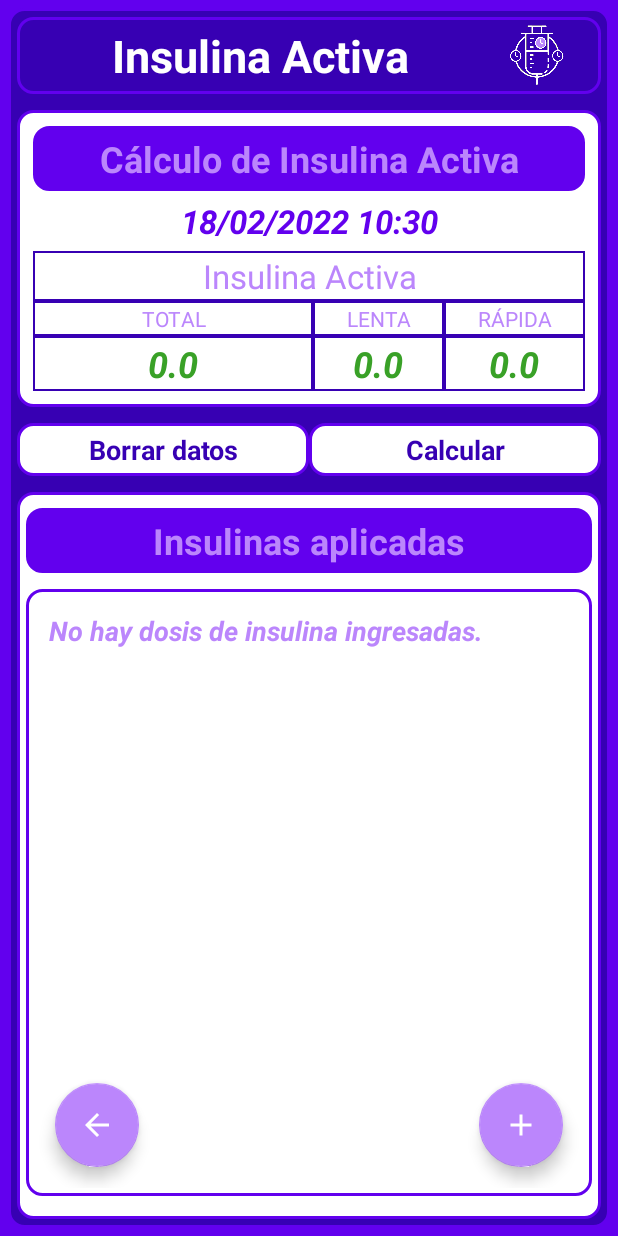
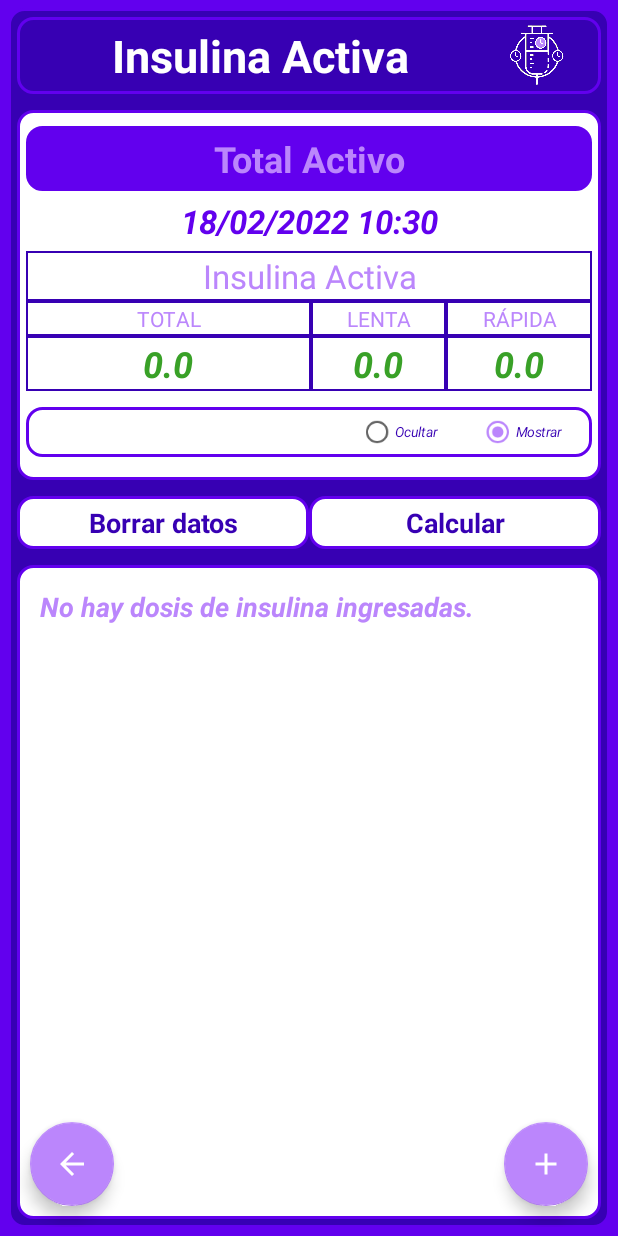
Before and after one commit to lailatan/Android_Calc_Insulina_Activa, an Android app: the InsulinaActivaCalcularActivity screen opened directly, with no data from a screen before it, on a phone screen of 412 x 824 dp. Run offline under Robolectric (Android 15) with nearby library versions, the phone set to English and light mode, and no system bars.

Commit message:
Arreglos esteticos

```diff
--- a/app/src/main/java/com/lailatan/calc_insulina_activa/InsulinaActivaActivity.java
+++ b/app/src/main/java/com/lailatan/calc_insulina_activa/InsulinaActivaActivity.java
@@ -404,13 +404,11 @@ public class InsulinaActivaActivity extends AppCompatActivity {
 
     public void clickConsultaRatio(View view) {
         Toast toast = Toast.makeText(this,R.string.ratio_msg,Toast.LENGTH_LONG);
-        toast.setGravity(Gravity.TOP|Gravity.LEFT, 100, 100);
         toast.show();
     }
 
     public void clickConsultaGrCH(View view) {
         Toast toast = Toast.makeText(this,R.string.carbs_msg,Toast.LENGTH_LONG);
-        toast.setGravity(Gravity.TOP|Gravity.LEFT, 0, 0);
         toast.show();
     }
 }
--- a/app/src/main/java/com/lailatan/calc_insulina_activa/InsulinaActivaAdapter.java
+++ b/app/src/main/java/com/lailatan/calc_insulina_activa/InsulinaActivaAdapter.java
@@ -79,12 +79,12 @@ public class InsulinaActivaAdapter extends ArrayAdapter<InsulinaActiva> {
                 if (tiempoRestante > 180) {
                     double valorhoras = Math.round((tiempoRestante / 60.0) * 100.0) / 100.0; //solo 2 decimales
                     String tiempoTxt = context.getString(R.string.hours_short);
-                    tiempoActivaTV.setText(String.format("  %s%s ", Double.toString(valorhoras), tiempoTxt));
+                    tiempoActivaTV.setText(String.format(" %s%s ", Double.toString(valorhoras), tiempoTxt));
                 } else {
                     String tiempoTxt = context.getString(R.string.minutes_short);
-                    tiempoActivaTV.setText(String.format("  %s %s ", tiempoRestante.toString(), tiempoTxt));
+                    tiempoActivaTV.setText(String.format(" %s %s ", tiempoRestante.toString(), tiempoTxt));
                 }
-                unidadesActivaTV.setText(String.format(" %s %s / ", unidadesRestante.toString(), unidadesTxt));
+                unidadesActivaTV.setText(String.format(" %s %s /", unidadesRestante.toString(), unidadesTxt));
                 insulinaActivaLL.setVisibility(View.VISIBLE);
             } else {
                 activaTV.setTextColor(Color.parseColor(context.getString(R.string.color_inactive)));
--- a/app/src/main/java/com/lailatan/calc_insulina_activa/InsulinaActivaCalcularActivity.java
+++ b/app/src/main/java/com/lailatan/calc_insulina_activa/InsulinaActivaCalcularActivity.java
@@ -15,7 +15,9 @@ import android.os.Looper;
 import android.util.Log;
 import android.view.View;
 import android.widget.AdapterView;
+import android.widget.LinearLayout;
 import android.widget.ListView;
+import android.widget.RadioButton;
 import android.widget.TextView;
 import android.widget.Toast;
 
@@ -142,6 +144,7 @@ public class InsulinaActivaCalcularActivity extends AppCompatActivity {
                             insulinaLentaTotalTV.setText("");
                             insulinaRapidaTotalTV.setText("");
                             insulinaActivaLV.setAdapter(null);
+                            MostrarTotales(1);
                             insuActivaHelper.eliminarTodasInsulinaActiva();
                             if (Utils.cargarConfigRecibirNotificaciones(InsulinaActivaCalcularActivity.this))
                                 Utils.borrarTodasAlarmasInsulinaActiva(getApplicationContext(), listaDeInsulinaActivas);
@@ -166,11 +169,13 @@ public class InsulinaActivaCalcularActivity extends AppCompatActivity {
             insulinaTotalTV.setText("");
             insulinaLentaTotalTV.setText("");
             insulinaRapidaTotalTV.setText("");
+            MostrarTotales(1);
         }
     }
 
     @RequiresApi(api = Build.VERSION_CODES.O)
     public void clickCalcular(View view) {
+        MostrarTotales(1);
         calcularInsulinaActiva();
     }
 
@@ -210,4 +215,24 @@ public class InsulinaActivaCalcularActivity extends AppCompatActivity {
         handler.removeCallbacks(runnable);
     }
 
+    public void clickMostrarTotales(View view) {
+        Utils.hideKeyboard(this);
+        MostrarTotales(Integer.parseInt(((RadioButton)view).getTag().toString()   ));
+    }
+
+    private void MostrarTotales(Integer tag) {
+        LinearLayout tituloLL=findViewById(R.id.tituloLL);
+        LinearLayout tablaLL=findViewById(R.id.tablaLL);
+        if (tag==0) {
+            tituloLL.setVisibility(View.GONE);
+            tablaLL.setVisibility(View.GONE);
+            ((RadioButton)findViewById(R.id.ocultarRB)).setChecked(true);
+
+        } else{
+            tituloLL.setVisibility(View.VISIBLE);
+            tablaLL.setVisibility(View.VISIBLE);
+            ((RadioButton)findViewById(R.id.mostrarRB)).setChecked(true);
+        }
+    }
+
 }
--- a/app/src/main/java/com/lailatan/calc_insulina_activa/InsulinaActivity.java
+++ b/app/src/main/java/com/lailatan/calc_insulina_activa/InsulinaActivity.java
@@ -231,5 +231,7 @@ public class InsulinaActivity extends AppCompatActivity {
 
         duracionMinET.setVisibility(minutosRB.isChecked() ? View.VISIBLE : View.GONE);
         duracionHorET.setVisibility(horasRB.isChecked() ? View.VISIBLE : View.GONE);
+        if (horasRB.isChecked()) duracionHorET.requestFocus();
+        else  duracionMinET.requestFocus();
     }
 }
--- a/app/src/main/java/com/lailatan/calc_insulina_activa/MainActivity.java
+++ b/app/src/main/java/com/lailatan/calc_insulina_activa/MainActivity.java
@@ -103,8 +103,7 @@ public class MainActivity extends AppCompatActivity {
                 ActivityCompat.requestPermissions(this, new String[]{Manifest.permission.WRITE_EXTERNAL_STORAGE}, 225);
             else {
                 Utils.guardarConfigBackupArchivo(this, true);
-                String path = Environment.getExternalStoragePublicDirectory(Environment.DIRECTORY_DOCUMENTS) + "/" + getString(R.string.app_name) + "/";
-                String path_usuario = path.split("/0/")[1];
+                String path_usuario = Utils.DeterminarPathArchivoSegunVersionAndroidCorto(this);
                 Toast.makeText(this, getString(R.string.backup_path) + path_usuario, Toast.LENGTH_LONG).show();
             }
         }else {
--- a/app/src/main/res/layout/activity_insulina_activa.xml
+++ b/app/src/main/res/layout/activity_insulina_activa.xml
@@ -198,7 +198,7 @@
 
                                 <LinearLayout
                                     android:layout_width="0dp"
-                                    android:layout_weight="0.7"
+                                    android:layout_weight="0.5"
                                     android:layout_height="wrap_content"
                                     android:layout_marginLeft="5dp"
                                     android:layout_marginRight="5dp"
@@ -218,7 +218,7 @@
                                 </LinearLayout>
                                 <LinearLayout
                                     android:layout_width="0dp"
-                                    android:layout_weight="0.3"
+                                    android:layout_weight="0.5"
                                     android:layout_height="wrap_content"
                                     android:layout_marginLeft="5dp"
                                     android:layout_marginRight="5dp"
--- a/app/src/main/res/layout/activity_insulina_activa_calcular.xml
+++ b/app/src/main/res/layout/activity_insulina_activa_calcular.xml
@@ -16,8 +16,7 @@
 
         <TextView
             style="@style/TextViewNombrePantalla"
-            android:text="@string/active_insulin_title"
-            />
+            android:text="@string/active_insulin_title" />
 
         <ImageView
             android:layout_width="0dp"
@@ -28,19 +27,29 @@
 
     </LinearLayout>
 
+    <RelativeLayout
+        android:layout_width="match_parent"
+        android:layout_height="match_parent"
+        android:gravity="center"
+        android:orientation="vertical">
+
         <LinearLayout
-        style="@style/LinearLayoutSeccion"
-        android:padding="5dp">
+            android:layout_width="match_parent"
+            android:layout_height="match_parent"
+            android:orientation="vertical">
 
+            <LinearLayout
+                style="@style/LinearLayoutSeccion">
 
                 <TextView
                     style="@style/TextViewTitulo"
-            android:text="@string/calc_active_insulin" />
+                    android:text="@string/active_total" />
 
                 <LinearLayout
                     android:layout_width="match_parent"
                     android:layout_height="wrap_content"
-            android:orientation="horizontal">
+                    android:orientation="horizontal"
+                    android:id="@+id/tituloLL">
 
 
                     <TextView
@@ -53,11 +62,11 @@
                         android:textColor="@color/purple_500"
                         android:id="@+id/horaCalculoTV" />
                 </LinearLayout>
-
                 <LinearLayout
                     android:layout_height="wrap_content"
                     android:layout_width="match_parent"
-            android:orientation="horizontal">
+                    android:orientation="horizontal"
+                    android:id="@+id/tablaLL">
                     <TableLayout
                         android:layout_height="wrap_content"
                         android:layout_width="match_parent"
@@ -95,6 +104,57 @@
                         </TableRow>
                     </TableLayout>
                 </LinearLayout>
+                <LinearLayout
+                    android:layout_width="match_parent"
+                    android:layout_height="wrap_content"
+                    android:orientation="vertical"
+                    android:layout_margin="5dp"
+                    android:background="@drawable/borde_color_fino">
+
+                    <LinearLayout
+                        android:layout_width="match_parent"
+                        android:layout_height="wrap_content"
+                        android:layout_marginLeft="5dp"
+                        android:orientation="horizontal">
+
+                        <RadioGroup
+                            android:layout_width="match_parent"
+                            android:layout_height="wrap_content"
+                            android:orientation="horizontal"
+                            android:gravity="right"
+                            android:id="@+id/mostrarRG">
+
+                            <RadioButton
+                                android:layout_width="wrap_content"
+                                android:layout_height="wrap_content"
+                                android:layout_marginRight="10dp"
+                                android:textStyle="italic"
+                                android:textSize="12dp"
+                                android:scaleX="0.75"
+                                android:scaleY="0.75"
+                                android:textColor="@color/purple_700"
+                                android:text="@string/hide"
+                                android:tag="0"
+                                android:onClick="clickMostrarTotales"
+                                android:id="@+id/ocultarRB"/>
+
+                            <RadioButton
+                                android:layout_width="wrap_content"
+                                android:layout_height="wrap_content"
+                                android:layout_marginRight="10dp"
+                                android:textStyle="italic"
+                                android:textSize="12dp"
+                                android:scaleX="0.75"
+                                android:scaleY="0.75"
+                                android:textColor="@color/purple_700"
+                                android:text="@string/show"
+                                android:checked="true"
+                                android:tag="1"
+                                android:onClick="clickMostrarTotales"
+                                android:id="@+id/mostrarRB"/>
+                        </RadioGroup>
+                    </LinearLayout>
+                </LinearLayout>
             </LinearLayout>
 
             <LinearLayout
@@ -124,35 +184,29 @@
                     android:text="@string/calc"
                     android:textColor="@color/purple_700"
                     android:id="@+id/calcularBT"/>
-
             </LinearLayout>
 
+
             <LinearLayout
-        style="@style/LinearLayoutSeccion">
-
-
-        <TextView
-            style="@style/TextViewTitulo"
-            android:text="@string/app_insulins" />
-
-        <RelativeLayout
                 android:layout_width="match_parent"
                 android:layout_height="0dp"
                 android:layout_weight="1"
                 android:layout_margin="5dp"
                 android:padding="5dp"
+                android:orientation="vertical"
                 android:background="@drawable/borde_color_fino">
 
                 <ListView
                     style="@style/ListViewGeneral"
                     android:id="@+id/insulinaActivaLV"/>
 
-
                 <TextView
                     style="@style/TextViewIngresoDatos"
                     android:padding="10dp"
                     android:layout_marginBottom="200dp"
                     android:id="@+id/vacioTV"/>
+            </LinearLayout>
+        </LinearLayout>
 
         <com.google.android.material.floatingactionbutton.FloatingActionButton
             style="@style/FABDerecha"
@@ -167,8 +221,6 @@
             android:onClick="clickFABCancelar"
             android:id="@+id/cancelFAB"/>
 
-
     </RelativeLayout>
-    </LinearLayout>
 
 </LinearLayout>
--- a/app/src/main/res/layout/activity_insulina_buscar.xml
+++ b/app/src/main/res/layout/activity_insulina_buscar.xml
@@ -1,5 +1,6 @@
 <?xml version="1.0" encoding="utf-8"?>
-<LinearLayout xmlns:android="http://schemas.android.com/apk/res/android"
+<LinearLayout
+    xmlns:android="http://schemas.android.com/apk/res/android"
     xmlns:app="http://schemas.android.com/apk/res-auto"
     xmlns:tools="http://schemas.android.com/tools"
     android:layout_width="match_parent"
@@ -55,7 +56,6 @@
                     android:maxLines="1"
                     android:digits="abcdefghijklmnñopqrstuvwxyz ABCDEFGHIJKLMNÑOPQRSTUVWXYZ"
                     android:id="@+id/nombreBuscarET" />
-
 
                 <LinearLayout
                     android:layout_width="match_parent"
--- a/app/src/main/res/layout/activity_main.xml
+++ b/app/src/main/res/layout/activity_main.xml
@@ -47,7 +47,7 @@
         <ImageView
             android:layout_width="wrap_content"
             android:layout_height="0dp"
-            android:layout_weight=".7"
+            android:layout_weight=".6"
             android:layout_marginRight="10dp"
             android:onClick="clickCalcularInsuActiva"
             app:srcCompat="@drawable/insulina_activa" />
@@ -88,7 +88,7 @@
         <ImageView
             android:layout_width="wrap_content"
             android:layout_height="0dp"
-            android:layout_weight=".7"
+            android:layout_weight=".6"
             android:layout_marginRight="10dp"
             android:onClick="clickConfiguracion"
             app:srcCompat="@drawable/insulina_config" />
--- a/app/src/main/res/layout/fila_insulina_activa.xml
+++ b/app/src/main/res/layout/fila_insulina_activa.xml
@@ -94,7 +94,7 @@
                 android:layout_width="wrap_content"
                 android:layout_height="wrap_content"
                 android:textColor="@color/purple_500"
-                android:text="@string/units" />
+                android:text="@string/IU_2" />
 
             <TextView
                 android:layout_width="wrap_content"
@@ -108,7 +108,7 @@
 
         <LinearLayout
             android:layout_width="0dp"
-            android:layout_weight=".5"
+            android:layout_weight=".7"
             android:layout_height="match_parent"
             android:gravity="end|bottom"
             android:orientation="horizontal"
--- a/app/src/main/res/values/strings.xml
+++ b/app/src/main/res/values/strings.xml
@@ -67,6 +67,7 @@
     <string name="duration_separator"> / </string>
     <string name="remain">Quedan: </string>
     <string name="IU">UI</string>
+    <string name="IU_2">UI: </string>
     <string name="app_insulins">Insulinas aplicadas</string>
     <string name="no_insulin_msg">No hay insulinas registradas en la aplicación.\nIngréselas en \'Configuración\' y vuelva a intentarlo.</string>
     <string name="hour">"Hora: "</string>
@@ -109,5 +110,8 @@
     <string name="comments">Comentarios</string>
     <string name="ratio_msg">El Ratio indica la cantidad de CarboHidratos por 1 Unidad de Insulina.\n(Por Ejemplo, un Ratio 20 indica que se utiliza 1U cada 20grCH)</string>
     <string name="carbs_msg">Gramos de Carbohidratos contenidos en la comida.</string>
+    <string name="hide">Ocultar</string>
+    <string name="show">Mostrar</string>
+    <string name="active_total">Total Activo</string>
 
 </resources>
```
Also changed, not shown: app/src/main/java/com/lailatan/calc_insulina_activa/Utils.java (+19 -3 lines), 6 other files. Lines whose indentation alone changed are shown as unchanged.
